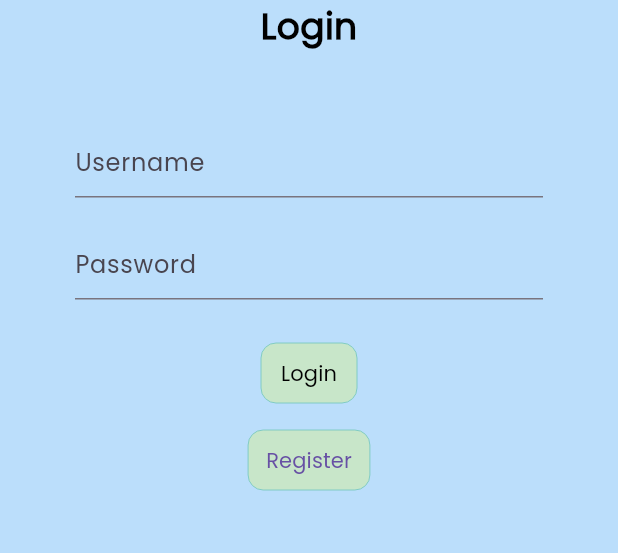
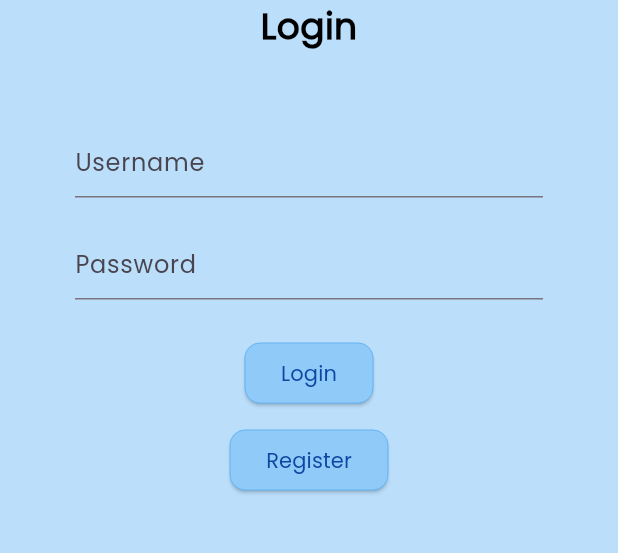
Before and after one commit to PedroLunet/MarineChoice, a Flutter app: the screen it shows after launch, on a phone screen of 412 x 824 dp, the part 413-966 px from its top. Run offline on Flutter 3.47's test engine with Material 3 defaults, Android fonts, the phone set to English and light mode, and no system bars; our stand-ins replace animated_search_bar, flutter_svg, google_maps_flutter, location, sqflite; missing offline and left inert: country_list_pick, dart:ffi; accounts and stored records are empty.

Commit message:
finished changing buttons and search bar

```diff
--- a/marinechoice/lib/pages/loginpage.dart
+++ b/marinechoice/lib/pages/loginpage.dart
@@ -69,27 +69,28 @@ class LoginPage extends StatelessWidget {
                 ),
               ),
               const SizedBox(height: 25),
-              TextButton(
+              ElevatedButton(
                 style: ButtonStyle(
-                  backgroundColor: MaterialStateProperty.all<Color>(Colors.green[100]!),
-                  side: MaterialStateProperty.all<BorderSide>(BorderSide(width: 0, color: Colors.teal[200]!)),
+                  backgroundColor: MaterialStateProperty.all<Color>(Colors.blue[200]!),
+                  side: MaterialStateProperty.all<BorderSide>(BorderSide(width: 0, color: Colors.blue[300]!)),
                   shape: MaterialStateProperty.all<OutlinedBorder>(RoundedRectangleBorder(borderRadius: BorderRadius.circular(10))),
                 ),
                 onPressed: loginPressed,
-                child: const Text('Login',
-                    style: TextStyle(color: Colors.black),
-
+                child: Text('Login',
+                    style: TextStyle(color: Colors.blue[900]!),
                 ),
               ),
               const SizedBox(height: 10),
-              TextButton(
+              ElevatedButton(
                 style: ButtonStyle(
-                  backgroundColor: MaterialStateProperty.all<Color>(Colors.green[100]!),
-                  side: MaterialStateProperty.all<BorderSide>(BorderSide(width: 0, color: Colors.teal[200]!)),
+                  backgroundColor: MaterialStateProperty.all<Color>(Colors.blue[200]!),
+                  side: MaterialStateProperty.all<BorderSide>(BorderSide(width: 0, color: Colors.blue[300]!)),
                   shape: MaterialStateProperty.all<OutlinedBorder>(RoundedRectangleBorder(borderRadius: BorderRadius.circular(10))),
                 ),
                 onPressed: registerPressed,
-                child: const Text('Register'),
+                child: Text('Register',
+                    style: TextStyle(color: Colors.blue[900]!),
+              ),
               ),
             ],
           ),
--- a/marinechoice/lib/pages/registerpage.dart
+++ b/marinechoice/lib/pages/registerpage.dart
@@ -151,7 +151,9 @@ class _RegisterPageState extends State<RegisterPage> {
               const SizedBox(height: 30),
               ElevatedButton(
                 style: ButtonStyle(
-                  backgroundColor: MaterialStateProperty.all(const Color(0xff5B92C6)),
+                  backgroundColor: MaterialStateProperty.all<Color>(Colors.blue[200]!),
+                  side: MaterialStateProperty.all<BorderSide>(BorderSide(width: 0, color: Colors.blue[300]!)),
+                  shape: MaterialStateProperty.all<OutlinedBorder>(RoundedRectangleBorder(borderRadius: BorderRadius.circular(10))),
                 ),
                 onPressed: () {
                   if (checkPassword()) {
```
Also changed, not shown: marinechoice/lib/pages/homepage.dart (+11 -4 lines), 1 other file.
